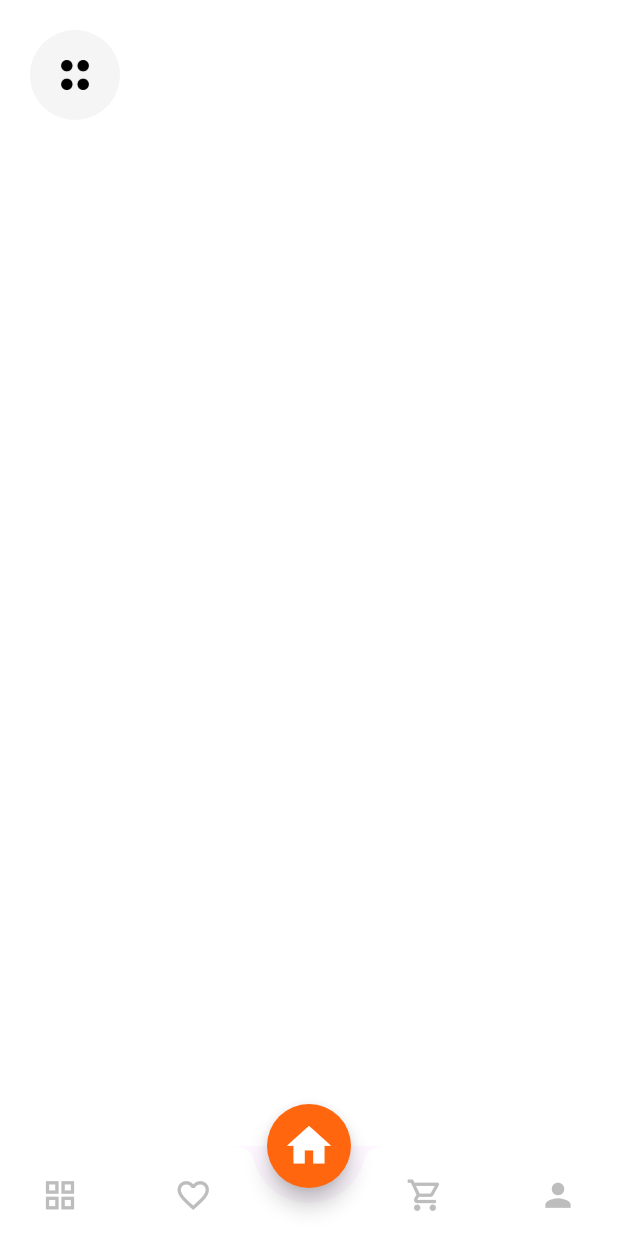
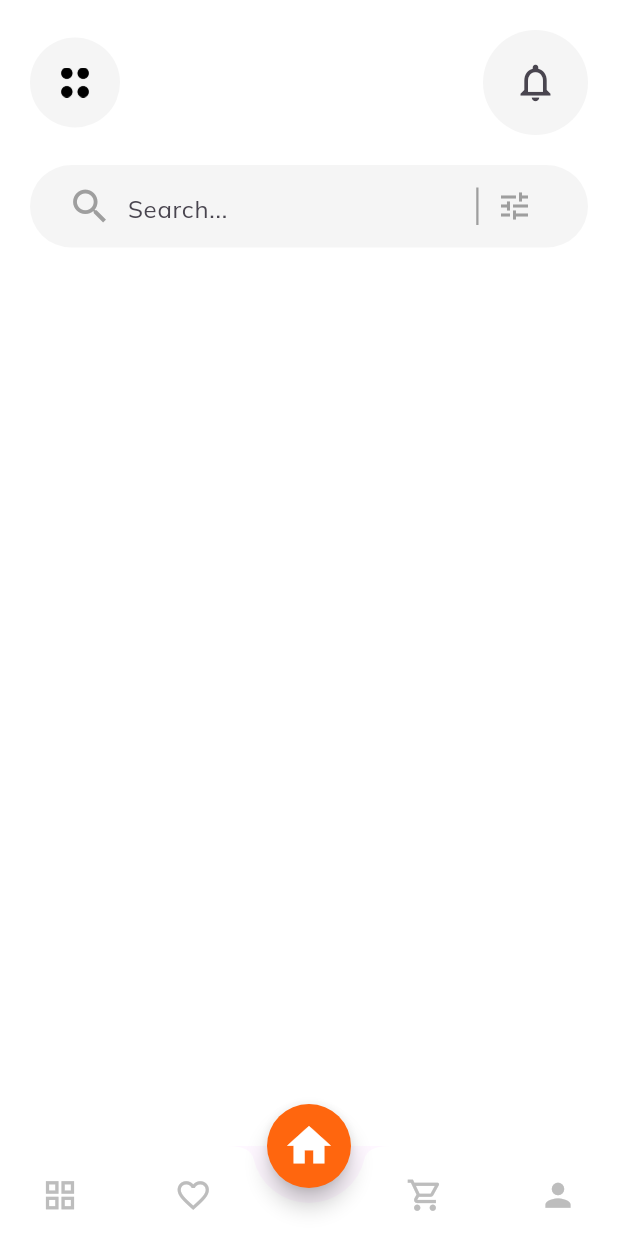
Before and after one commit to kakamrulhasan/ADD-TO-CART, a Flutter app: the screen it shows after launch, on a phone screen of 412 x 824 dp. Run offline on Flutter 3.47's test engine with Material 3 defaults, Android fonts, the phone set to English and light mode, and no system bars; our stand-ins replace google_fonts.

Commit message:
adding_search_bar

```diff
--- a/lib/main.dart
+++ b/lib/main.dart
@@ -16,7 +16,7 @@ class MainApp extends StatelessWidget {
       theme: ThemeData(
         textTheme: GoogleFonts.mulishTextTheme(),
       ),
-      home:  BottomNavBar(),
+      home:  SafeArea(child: BottomNavBar()),
     );
   }
 }
--- a/lib/screens/home_screen.dart
+++ b/lib/screens/Home/home_screen.dart
@@ -1,5 +1,6 @@
 import 'package:flutter/material.dart';
-import 'package:flutter_application_8/color_plate.dart';
+import 'package:flutter_application_8/screens/Home/widget/home_app_bar.dart';
+import 'package:flutter_application_8/screens/Home/widget/search_bar.dart';
 
 class HomeScreen extends StatefulWidget {
   const HomeScreen({super.key});
@@ -19,18 +20,9 @@ class _HomeScreenState extends State<HomeScreen> {
           child: Column(
             crossAxisAlignment: CrossAxisAlignment.start,
             children: [
-              Row(
-                children: [
-                  IconButton(
-                    style: IconButton.styleFrom(
-                      backgroundColor: kcontentColor,
-                      padding: EdgeInsets.all(20),
-                    ),
-                    onPressed: () {},
-                    icon: Image.asset("assets/images/icon.png", height: 20),
-                  ),
-                ],
-              ),
+              CustomAppBar(),
+              SizedBox(height: 20,),
+              MySearchBar(),
             ],
           ),
         ),
--- /dev/null
+++ b/lib/screens/Home/widget/home_app_bar.dart
@@ -0,0 +1,34 @@
+import 'package:flutter/material.dart';
+import 'package:flutter_application_8/color_plate.dart';
+
+class CustomAppBar extends StatelessWidget {
+  const CustomAppBar({
+    super.key,
+  });
+
+  @override
+  Widget build(BuildContext context) {
+    return Row(
+      mainAxisAlignment: MainAxisAlignment.spaceBetween,
+      children: [
+        IconButton(
+          style: IconButton.styleFrom(
+            backgroundColor: kcontentColor,
+            padding: EdgeInsets.all(20),
+          ),
+          onPressed: () {},
+          icon: Image.asset("assets/images/icon.png", height: 20),
+        ),
+        IconButton(
+          style: IconButton.styleFrom(
+            backgroundColor: kcontentColor,
+            padding: EdgeInsets.all(20),
+          ),
+          onPressed: () {},
+          iconSize: 30,
+          icon: Icon(Icons.notifications_outlined),
+        ),
+      ],
+    );
+  }
+}
--- /dev/null
+++ b/lib/screens/Home/widget/search_bar.dart
@@ -0,0 +1,41 @@
+import 'package:flutter/material.dart';
+import 'package:flutter_application_8/color_plate.dart';
+
+class MySearchBar extends StatefulWidget {
+  const MySearchBar({super.key});
+
+  @override
+  State<MySearchBar> createState() => _MySearchBarState();
+}
+
+class _MySearchBarState extends State<MySearchBar> {
+  @override
+  Widget build(BuildContext context) {
+    return Container(
+      height: 55,
+      width: double.infinity,
+      decoration: BoxDecoration(color: kcontentColor,borderRadius: BorderRadius.circular(30)),
+      padding: EdgeInsets.symmetric(horizontal: 25, vertical: 5),
+      child: Row(
+        children: [
+          Icon(Icons.search, color: Colors.grey, size: 30),
+          SizedBox(width: 10),
+          Flexible(
+            flex: 4,
+            child: TextField(
+              decoration: InputDecoration(
+                hintText: 'Search...',
+                border: InputBorder.none,
+              ),
+            ),
+          ),
+          Container(height: 25, width: 1.5, color: Colors.grey),
+          IconButton(
+            onPressed: () {},
+            icon: Icon(Icons.tune, color: Colors.grey),
+          ),
+        ],
+      ),
+    );
+  }
+}
--- a/lib/screens/nav_bar_screen.dart
+++ b/lib/screens/nav_bar_screen.dart
@@ -2,7 +2,7 @@ import 'package:flutter/material.dart';
 import 'package:flutter_application_8/color_plate.dart';
 import 'package:flutter_application_8/screens/cart_screen.dart';
 import 'package:flutter_application_8/screens/favourite_screen.dart';
-import 'package:flutter_application_8/screens/home_screen.dart';
+import 'package:flutter_application_8/screens/Home/home_screen.dart';
 
 class BottomNavBar extends StatefulWidget {
   const BottomNavBar({super.key});
```
